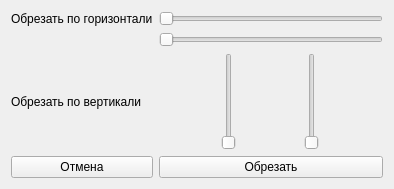
First picture: the form in cut_image_mod.ui, repository FluffyTerror/Photoshop-project, before the edit.
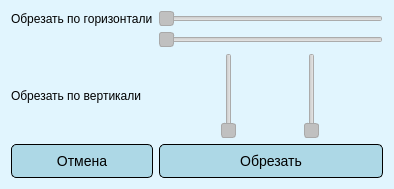
Second picture: the form after the edit.

Patch:
```diff
--- a/cut_image_mod.ui
+++ b/cut_image_mod.ui
@@ -13,6 +13,43 @@
   <property name="windowTitle">
    <string>Form</string>
   </property>
+  <property name="styleSheet">
+   <string notr="true">QWidget#Cut_image_mod { background-color: #e1f5fe; }
+QPushButton {
+    /*color: white;               /* Установка белого цвета текста */
+    background-color: lightblue;     /* Установка синего цвета фона */
+    border-radius: 5px;         /* Установка скругленных углов */
+    border: 1px solid black;    /* Установка границы (можно настроить по вашему вкусу) */
+    padding: 8px 15px;          /* Установка внутренних отступов (можно настроить по вашему вкусу) */
+    font-family: &quot;Comic Sans MS&quot;; /* Установка шрифта Comic Sans */
+    font-size: 14px;            /* Установка размера шрифта (можно настроить по вашему вкусу) */
+}
+
+QPushButton:hover {
+    background-color: darkred;      /* Установка цвета фона при наведении */
+}
+
+QPushButton:pressed {
+    background-color: purple;   /* Установка цвета фона при нажатии */
+}
+
+
+QSliderl::handle {
+   background: white; /* Цвет фона ползунка */
+    border: 2px solid gray; /* Цвет рамки ползунка */
+    width: 18px; /* Ширина ползунка */
+    margin-top: -2px; /* Отступ сверху */
+    margin-bottom: -2px; /* Отступ снизу */
+    border-radius: 9px; /* Радиус скругления углов */
+}
+
+QSlider::handle{
+    background: #C0C0C0; /* Цвет фона слайдера */
+    border: 1px solid #A9A9A9; /* Цвет рамки слайдера */
+    height: 6px; /* Высота слайдера */
+    border-radius: 3px; /* Радиус скругления углов */
+}</string>
+  </property>
   <layout class="QGridLayout" name="gridLayout">
    <item row="1" column="1">
     <widget class="QSlider" name="X2Slider">
```
